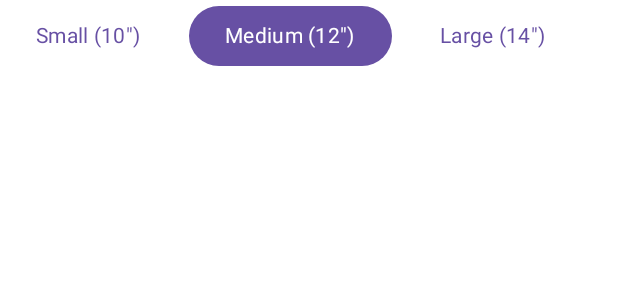
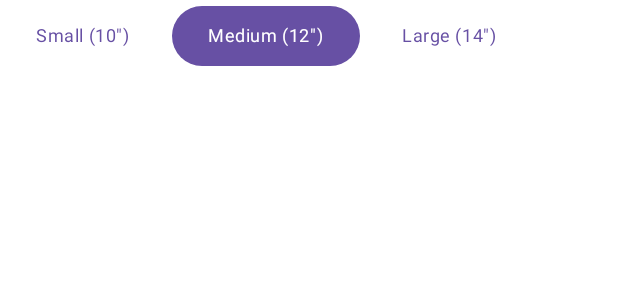
Before and after one commit to muayadhaddad59/PizzaEase, an Android app built with Jetpack Compose: the @Preview function PreviewPizzaSizeSelector, on a phone screen of 412 x 824 dp. Shown: the top 300 px of the screen. Run offline under Robolectric (Android 15) with nearby library versions, the phone set to English and light mode, and no system bars.

Commit message:
added inline comments

```diff
--- a/app/src/main/java/com/centennialcollege/pizzaease/ui/components/PizzaSizeSelector.kt
+++ b/app/src/main/java/com/centennialcollege/pizzaease/ui/components/PizzaSizeSelector.kt
@@ -18,18 +18,19 @@ import androidx.compose.ui.tooling.preview.Preview
 import androidx.compose.ui.unit.dp
 import com.centennialcollege.pizzaease.model.PizzaSize
 
-
+//horizontal row of buttons for selecting pizza size in the foodscreen
 @Composable
 fun PizzaSizeSelector(
-    sizes: List<PizzaSize>,
-    onSizeSelected: (PizzaSize) -> Unit,
-    selectedSize: PizzaSize
+    sizes: List<PizzaSize>, // List of available pizza sizes
+    onSizeSelected: (PizzaSize) -> Unit, // Callback function when a size is selected
+    selectedSize: PizzaSize // Currently selected pizza size
 ) {
     Row {
         sizes.forEach { size ->
-            val isSelected = size == selectedSize
-            val backgroundColor = if (isSelected) MaterialTheme.colorScheme.primary else Color.White
-            val contentColor = if (isSelected) Color.White else MaterialTheme.colorScheme.primary
+            val isSelected = size == selectedSize // Check if the size is currently selected
+            val backgroundColor = if (isSelected) MaterialTheme.colorScheme.primary else Color.White // Background color based on selection
+            val contentColor = if (isSelected) Color.White else MaterialTheme.colorScheme.primary // Text color based on selection
+            // Click listener to select the size
             Button(
                 onClick = { onSizeSelected(size) },
                 colors = ButtonDefaults.buttonColors(
@@ -37,9 +38,9 @@ fun PizzaSizeSelector(
                     contentColor = contentColor
                 )
             ) {
-                Text(text = "${size.name} (${size.size})", style = MaterialTheme.typography.bodyMedium)
+                Text(text = "${size.name} (${size.size})", style = MaterialTheme.typography.bodySmall)
             }
-            Spacer(modifier = Modifier.width(8.dp))
+            Spacer(modifier = Modifier.width(4.dp))
         }
     }
 }
--- a/app/src/main/java/com/centennialcollege/pizzaease/ui/screens/FoodScreen.kt
+++ b/app/src/main/java/com/centennialcollege/pizzaease/ui/screens/FoodScreen.kt
@@ -162,6 +162,7 @@ fun FoodScreen(navController: NavController, food: Food) {
                     Text(text = "Add", fontSize = 16.sp)
                 }
             }
+            Spacer(modifier = Modifier.height(16.dp))
 
             // Divider for visual separation
             Divider(thickness = 2.dp)
```
